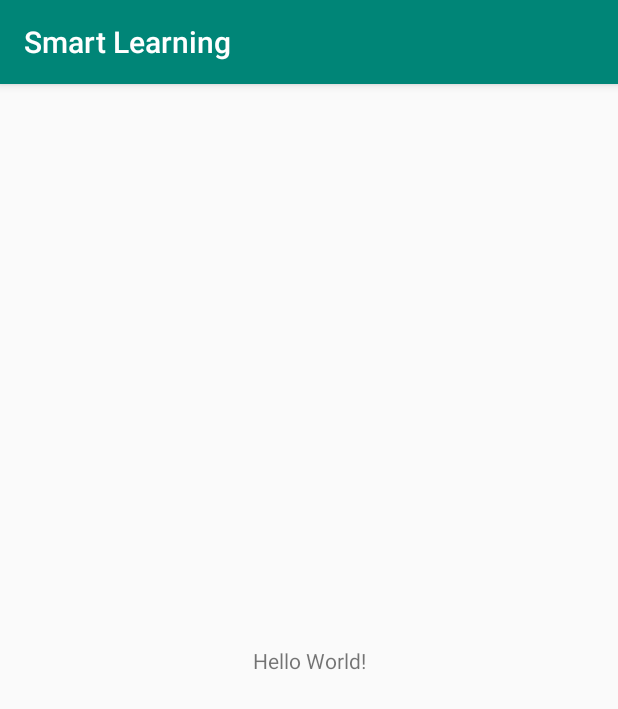
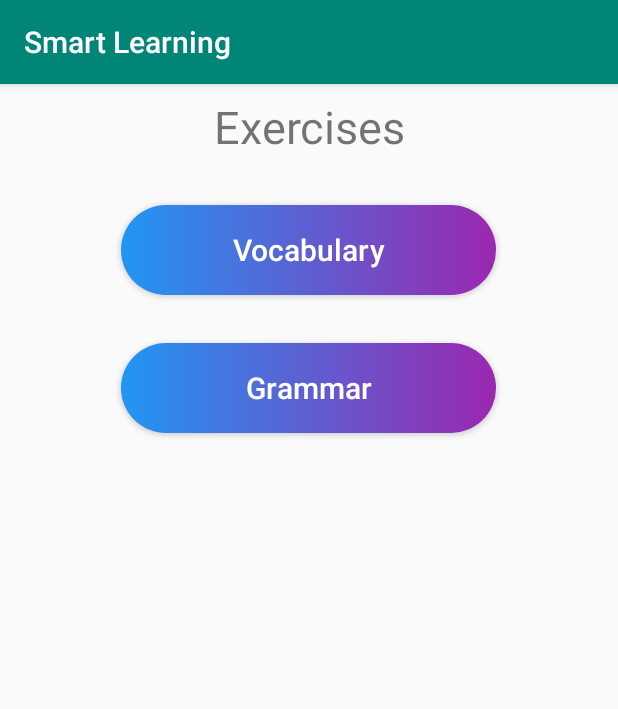
Before and after one commit to Hugsim/DATX02-20-11, an Android app: the screen it shows after launch (MainActivity before the commit, ExerciseActivity after it), on a phone screen of 412 x 824 dp. Shown: the top 709 px of the screen. Run offline under Robolectric (Android 15) with nearby library versions, the phone set to English and light mode, and no system bars.

Commit message:
Implemented exercises screen

```diff
--- a/SmartLearning/app/src/main/AndroidManifest.xml
+++ b/SmartLearning/app/src/main/AndroidManifest.xml
@@ -3,13 +3,14 @@
     package="org.grammaticalframework">
 
     <application
-        android:name="org.grammaticalframework.SmartLearning"
+        android:name=".SmartLearning"
         android:allowBackup="true"
         android:icon="@mipmap/ic_launcher"
         android:label="@string/app_name"
         android:roundIcon="@mipmap/ic_launcher_round"
         android:supportsRtl="true"
         android:theme="@style/AppTheme">
+        <activity android:name=".ExerciseActivity"></activity>
         <activity android:name=".MainActivity">
             <intent-filter>
                 <action android:name="android.intent.action.MAIN" />
--- /dev/null
+++ b/SmartLearning/app/src/main/java/org/grammaticalframework/ExerciseActivity.java
@@ -0,0 +1,39 @@
+package org.grammaticalframework;
+
+import androidx.appcompat.app.AppCompatActivity;
+
+import android.os.Bundle;
+import android.view.View;
+
+import android.widget.Toast;
+
+public class ExerciseActivity extends AppCompatActivity {
+
+    @Override
+    protected void onCreate(Bundle savedInstanceState) {
+        super.onCreate(savedInstanceState);
+        setContentView(R.layout.activity_exercises);
+
+    }
+
+    public void buttonClick(View view) {
+        int id = view.getId();
+        Toast toast;
+
+        switch (id){
+            case R.id.grammar_button:
+                // Intent intent = new Intent(this, GrammarActivity.class);
+                toast = Toast.makeText(this, "Go to grammar", Toast.LENGTH_SHORT);
+                toast.show();
+                break;
+            case R.id.vocabulary_button:
+                // Intent intent = new Intent(this, WordsActivity.class);
+                toast = Toast.makeText(this, "Go to vocabulary", Toast.LENGTH_SHORT);
+                toast.show();
+                break;
+        }
+
+        // startActivity(intent);
+
+    }
+}
--- a/SmartLearning/app/src/main/java/org/grammaticalframework/MainActivity.java
+++ b/SmartLearning/app/src/main/java/org/grammaticalframework/MainActivity.java
@@ -2,6 +2,7 @@ package org.grammaticalframework;
 
 import androidx.appcompat.app.AppCompatActivity;
 
+import android.content.Intent;
 import android.os.Bundle;
 
 public class MainActivity extends AppCompatActivity {
@@ -10,5 +11,9 @@ public class MainActivity extends AppCompatActivity {
     protected void onCreate(Bundle savedInstanceState) {
         super.onCreate(savedInstanceState);
         setContentView(R.layout.activity_main);
+
+        Intent intent = new Intent(this, ExerciseActivity.class);
+        startActivity(intent);
+        finish();
     }
 }
--- a/SmartLearning/app/src/main/java/org/grammaticalframework/SmartLearning.java
+++ b/SmartLearning/app/src/main/java/org/grammaticalframework/SmartLearning.java
@@ -30,14 +30,14 @@ public class SmartLearning extends Application {
         new Language("bg-BG", "Bulgarian", "ParseBul"),
         new Language("ca-ES", "Catalan",   "ParseCat"),
         new Language("cmn-Hans-CN", "Chinese", "ParseChi"),
-        new Language("nl-NL", "Dutch", "AppDut"),
-        new Language("en-US", "English", "AppEng"),
-        new Language("et-EE", "Estonian","AppEst"),
-        new Language("fi-FI", "Finnish", "AppFin"),
-        new Language("it-IT", "Italian", "AppIta"),
-        new Language("es-ES", "Spanish", "AppSpa"),
-        new Language("sv-SE", "Swedish", "AppSwe"),
-        new Language("th-TH", "Thai",    "AppTha"),
+        new Language("nl-NL", "Dutch", "ParseDut"),
+        new Language("en-US", "English", "ParseEng"),
+        new Language("et-EE", "Estonian","ParseEst"),
+        new Language("fi-FI", "Finnish", "ParseFin"),
+        new Language("it-IT", "Italian", "ParseIta"),
+        new Language("es-ES", "Spanish", "ParseSpa"),
+        new Language("sv-SE", "Swedish", "ParseSwe"),
+        new Language("th-TH", "Thai",    "ParseTha"),
     };
 
     public void onCreate() {
--- /dev/null
+++ b/SmartLearning/app/src/main/res/drawable/buttons.xml
@@ -0,0 +1,5 @@
+<?xml version="1.0" encoding="utf-8"?>
+<shape xmlns:android="http://schemas.android.com/apk/res/android" android:shape="rectangle">
+    <gradient android:startColor="#FF2196F3" android:endColor="#FF9C27B0" android:type="linear"/>
+    <corners android:radius="40dp"/>
+</shape>
--- /dev/null
+++ b/SmartLearning/app/src/main/res/layout/activity_exercises.xml
@@ -0,0 +1,49 @@
+<?xml version="1.0" encoding="utf-8"?>
+<RelativeLayout
+    xmlns:android="http://schemas.android.com/apk/res/android"
+    xmlns:tools="http://schemas.android.com/tools"
+    android:id="@+id/activity_exercises"
+    android:layout_width="match_parent"
+    android:layout_height="match_parent"
+    tools:context=".ExerciseActivity">
+
+    <TextView
+        android:id="@+id/textView"
+        android:layout_width="wrap_content"
+        android:layout_height="wrap_content"
+        android:layout_marginTop="8dp"
+        android:text="Exercises"
+        android:textSize="30sp"
+        android:layout_alignParentTop="true"
+        android:layout_centerHorizontal="true"
+        android:gravity="center"/>
+
+    <Button
+        android:id="@+id/vocabulary_button"
+        android:layout_width="250dp"
+        android:layout_height="60dp"
+        android:layout_marginTop="32dp"
+        android:background="@drawable/buttons"
+        android:onClick="buttonClick"
+        android:text="@string/vocabulary"
+        android:textAllCaps="false"
+        android:textColor="#FFFFFF"
+        android:textSize="20sp"
+        android:layout_below="@+id/textView"
+        android:layout_centerHorizontal="true"/>
+
+    <Button
+        android:id="@+id/grammar_button"
+        android:layout_width="250dp"
+        android:layout_height="60dp"
+        android:layout_marginTop="32dp"
+        android:background="@drawable/buttons"
+        android:onClick="buttonClick"
+        android:text="@string/grammar"
+        android:textAllCaps="false"
+        android:textColor="#FFFFFF"
+        android:textSize="20sp"
+        android:layout_below="@+id/vocabulary_button"
+        android:layout_centerHorizontal="true"/>
+
+</RelativeLayout>
--- a/SmartLearning/app/src/main/res/values/strings.xml
+++ b/SmartLearning/app/src/main/res/values/strings.xml
@@ -1,4 +1,6 @@
 <resources>
     <string name="app_name">Smart Learning</string>
     <string name="global_preferences_key">global_preferences_key</string>
+    <string name="grammar">Grammar</string>
+    <string name="vocabulary">Vocabulary</string>
 </resources>
```
